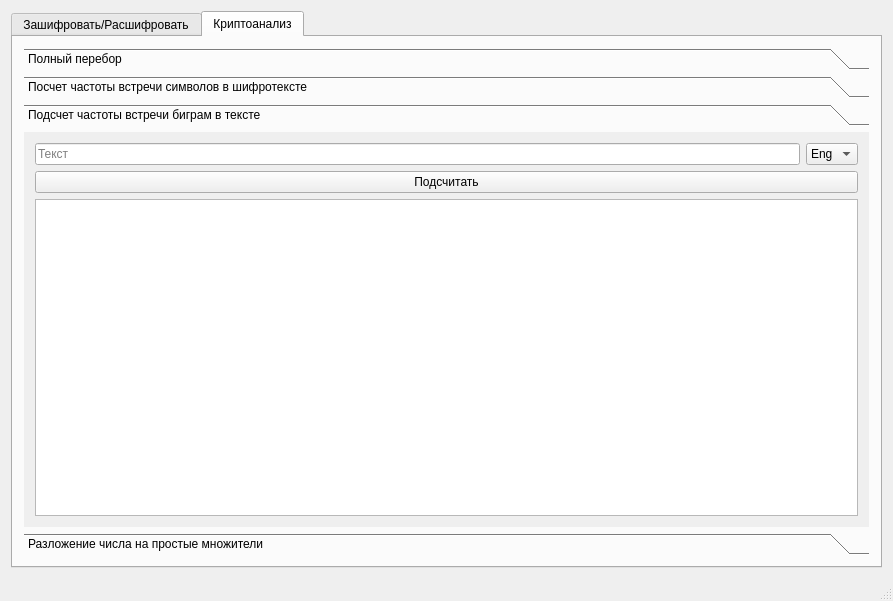
First picture: the form in mainwindow.ui, repository mdnight/KMZI-project, before the edit.
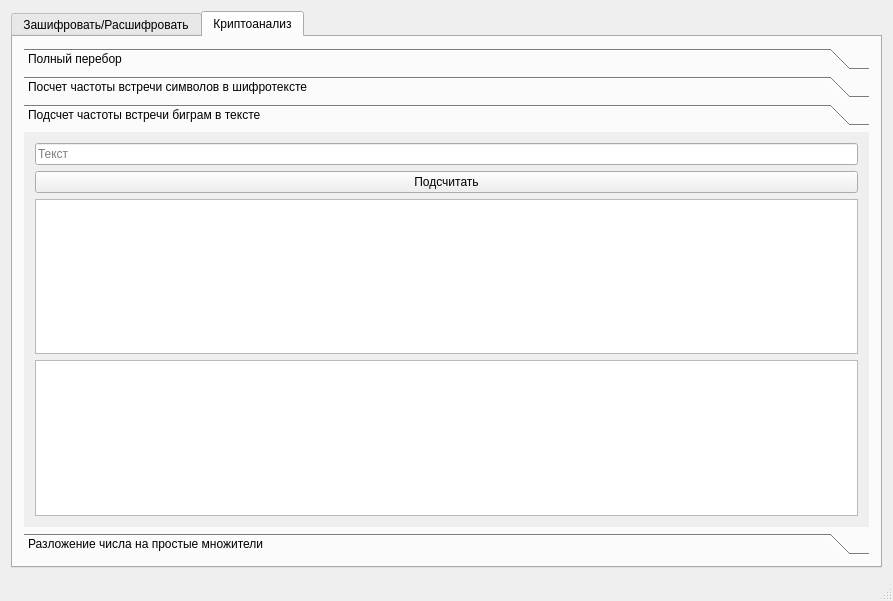
Second picture: the form after the edit. The open tabs and pages were chosen to show the change.

Patch:
```diff
--- a/mainwindow.ui
+++ b/mainwindow.ui
@@ -462,7 +462,7 @@
              <x>0</x>
              <y>0</y>
              <width>853</width>
-             <height>326</height>
+             <height>388</height>
             </rect>
            </property>
            <attribute name="label">
@@ -478,20 +478,6 @@
                 </property>
                </widget>
               </item>
-              <item>
-               <widget class="QComboBox" name="bigramLangBox">
-                <item>
-                 <property name="text">
-                  <string>Eng</string>
-                 </property>
-                </item>
-                <item>
-                 <property name="text">
-                  <string>Rus</string>
-                 </property>
-                </item>
-               </widget>
-              </item>
              </layout>
             </item>
             <item row="1" column="0">
@@ -504,6 +490,9 @@
             <item row="2" column="0">
              <widget class="QTableWidget" name="bigramTableWidget"/>
             </item>
+            <item row="3" column="0">
+             <widget class="QListWidget" name="probListWidget"/>
+            </item>
            </layout>
           </widget>
           <widget class="QWidget" name="page_6">
```
Left out of the diff: 8 changed lines with no effect on the pictures.
